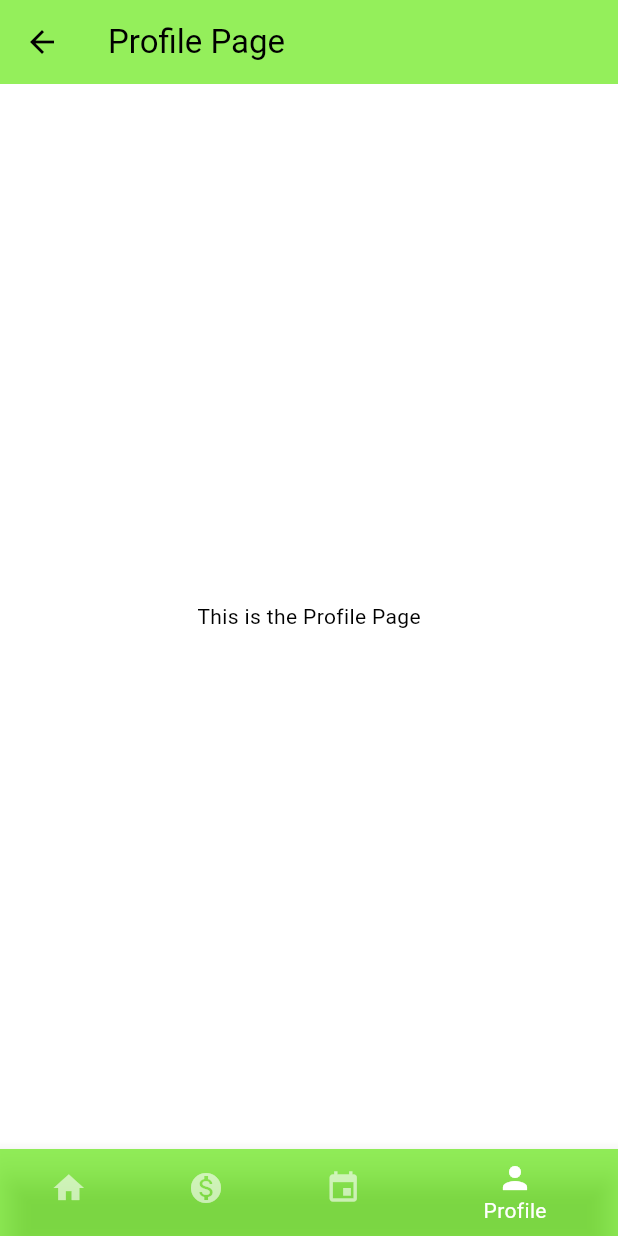
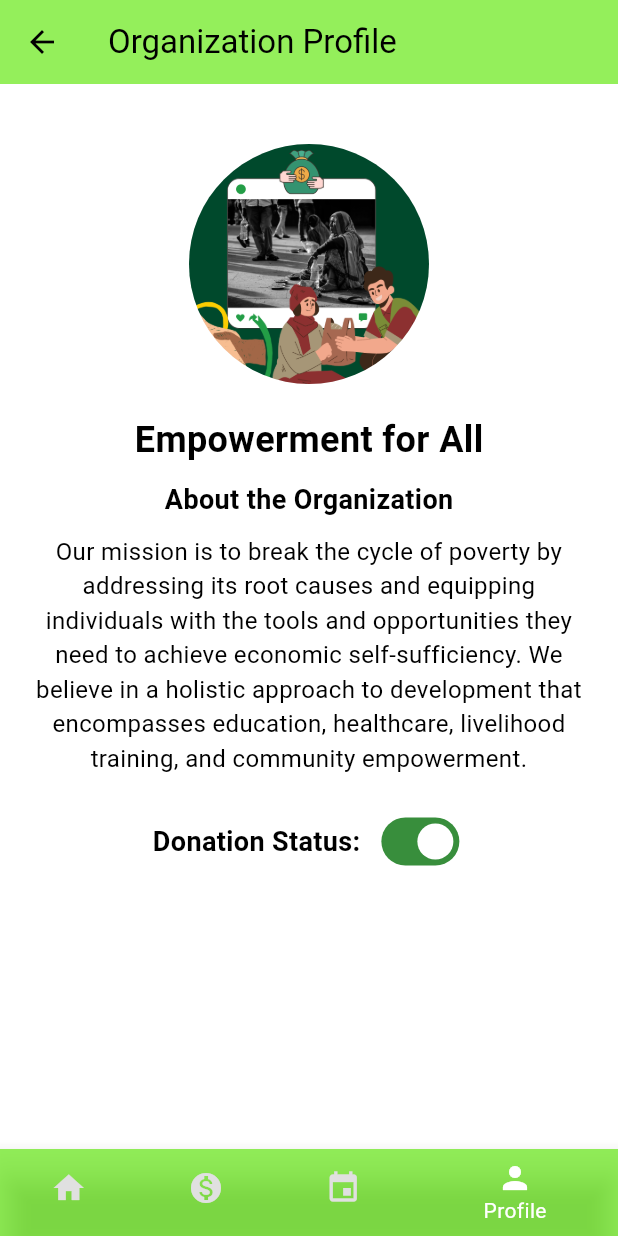
Before and after one commit to MNAutriz/CMSC23-U4L-GROUP2, a Flutter app: the HomePage screen opened directly, item 4 of the bottom bar chosen, on a phone screen of 412 x 824 dp. Run offline on Flutter 3.47's test engine with Material 3 defaults, Android fonts, the phone set to English and light mode, and no system bars; network calls fail.

Commit message:
Added the profile user interface and design

```diff
--- a/lib/main.dart
+++ b/lib/main.dart
@@ -2,6 +2,7 @@
 import 'package:provider/provider.dart';
 import 'pages/intropage/intro_page.dart';
 import 'providers/donation_provider.dart';
+import 'pages/profilepage/organization_provider.dart'; // Import the OrganizationProvider
 
 void main() {
   runApp(DonationApp());
@@ -10,14 +11,18 @@
 class DonationApp extends StatelessWidget {
   @override
   Widget build(BuildContext context) {
-    return ChangeNotifierProvider(
-      create: (context) => DonationProvider(),
+    return MultiProvider( // Use MultiProvider to combine multiple providers
+      providers: [
+        ChangeNotifierProvider(create: (context) => DonationProvider()),
+        ChangeNotifierProvider(create: (context) => OrganizationProvider()), // Provide the OrganizationProvider
+      ],
       child: MaterialApp(
         debugShowCheckedModeBanner: false,
         theme: ThemeData(
           primaryColor: Colors.green[800],
           scaffoldBackgroundColor: Colors.white,
-          fontFamily: 'Roboto', colorScheme: ColorScheme.fromSwatch().copyWith(secondary: Colors.green[400]),
+          fontFamily: 'Roboto',
+          colorScheme: ColorScheme.fromSwatch().copyWith(secondary: Colors.green[400]),
         ),
         home: IntroPage(),
       ),
--- /dev/null
+++ b/lib/pages/profilepage/organization_provider.dart
@@ -0,0 +1,43 @@
+// organization_provider.dart
+import 'package:flutter/material.dart';
+import 'organizational_model.dart';
+
+class OrganizationProvider with ChangeNotifier {
+  Organization _organization = Organization(
+    name: 'Empowerment for All',
+    about: 'Our mission is to break the cycle of poverty by addressing its root causes and equipping individuals with the tools and opportunities they need to achieve economic self-sufficiency. We believe in a holistic approach to development that encompasses education, healthcare, livelihood training, and community empowerment.',
+    donationsOpen: true, // Set to true or false based on donations status
+  );
+
+  Organization get organization => _organization;
+
+  // Update organization name
+  void updateName(String newName) {
+    _organization = Organization(
+      name: newName,
+      about: _organization.about,
+      donationsOpen: _organization.donationsOpen,
+    );
+    notifyListeners();
+  }
+
+  // Update about organization
+  void updateAbout(String newAbout) {
+    _organization = Organization(
+      name: _organization.name,
+      about: newAbout,
+      donationsOpen: _organization.donationsOpen,
+    );
+    notifyListeners();
+  }
+
+  // Update donations status
+  void updateDonationsStatus(bool isOpen) {
+    _organization = Organization(
+      name: _organization.name,
+      about: _organization.about,
+      donationsOpen: isOpen,
+    );
+    notifyListeners();
+  }
+}
--- /dev/null
+++ b/lib/pages/profilepage/organizational_model.dart
@@ -0,0 +1,8 @@
+// organization_model.dart
+class Organization {
+  final String name;
+  final String about;
+  final bool donationsOpen;
+
+  Organization({required this.name, required this.about, required this.donationsOpen});
+}
--- a/lib/pages/profilepage/profile_page.dart
+++ b/lib/pages/profilepage/profile_page.dart
@@ -1,47 +1,80 @@
+import 'package:cmsc23project/providers/donation_provider.dart';
 import 'package:flutter/material.dart';
 import 'package:provider/provider.dart';
-import '../../providers/donation_provider.dart';
+import 'organization_provider.dart';
+import '../homepage/home_page.dart';
 import '../donationpage/donation_page.dart';
-import '../homepage/home_page.dart'; // Assuming the homepage file is named 'HomePage'
-import '../donationdrivepage/donation_drives_page.dart'; // Assuming the donation drives page file is named 'DonationDrivesPage'
+import '../donationdrivepage/donation_drives_page.dart';
 
 class ProfilePage extends StatelessWidget {
   @override
   Widget build(BuildContext context) {
     return Scaffold(
       appBar: AppBar(
-        title: Text('Profile Page'),
-            backgroundColor: Color.fromARGB(166, 90, 230, 3), // Dark green
+        title: Text('Organization Profile'),
+        backgroundColor: Color.fromARGB(166, 90, 230, 3), // Dark green
       ),
-      body: Center(
-        child: Text('This is the Profile Page'),
+      body: Padding(
+        padding: const EdgeInsets.all(20.0),
+        child: ChangeNotifierProvider<OrganizationProvider>(
+          create: (context) => OrganizationProvider(),
+          child: Consumer<OrganizationProvider>(
+            builder: (context, organizationProvider, _) {
+              return Column(
+                crossAxisAlignment: CrossAxisAlignment.center,
+                children: [
+                  SizedBox(height: 20),
+                  CircleAvatar(
+                    radius: 80,
+                    backgroundColor: Colors.grey[200],
+                    backgroundImage: AssetImage('images/coverpage.png'),
+                  ),
+                  SizedBox(height: 20),
+                  Text(
+                    organizationProvider.organization.name,
+                    style: TextStyle(fontSize: 24, fontWeight: FontWeight.bold),
+                  ),
+                  SizedBox(height: 10),
+                  Text(
+                    'About the Organization',
+                    style: TextStyle(fontSize: 18, fontWeight: FontWeight.bold),
+                  ),
+                  SizedBox(height: 10),
+                  Text(
+                    organizationProvider.organization.about,
+                    style: TextStyle(fontSize: 16),
+                    textAlign: TextAlign.center,
+                  ),
+                  SizedBox(height: 20),
+                  Row(
+                    mainAxisAlignment: MainAxisAlignment.center,
+                    children: [
+                      Text(
+                        'Donation Status:',
+                        style: TextStyle(fontSize: 18, fontWeight: FontWeight.bold),
+                      ),
+                      SizedBox(width: 10),
+                      Switch(
+                        value: organizationProvider.organization.donationsOpen,
+                        onChanged: (value) {
+                          organizationProvider.updateDonationsStatus(value);
+                        },
+                        activeTrackColor: Colors.green[700],
+                        inactiveTrackColor: Colors.grey[400], // Set the inactive track color
+                        inactiveThumbColor: Colors.grey[700], // Set the inactive thumb color
+                      ),
+                    ],
+                  ),
+                ],
+              );
+            },
+          ),
+        ),
       ),
       bottomNavigationBar: BottomNavigationBar(
-        backgroundColor: Color(0xFF093731), // Dark green
+        backgroundColor: Colors.green[900],
         selectedItemColor: Colors.white,
-        unselectedItemColor: Colors.white.withOpacity(0.6),
-        items: <BottomNavigationBarItem>[
-          BottomNavigationBarItem(
-            backgroundColor: Color(0xFF093731), // Dark green
-            icon: Icon(Icons.home),
-            label: 'Homepage',
-          ),
-          BottomNavigationBarItem(
-            backgroundColor: Color.fromARGB(255, 56, 179, 26), // Dark green
-            icon: Icon(Icons.monetization_on),
-            label: 'Donation',
-          ),
-          BottomNavigationBarItem(
-            backgroundColor: Color.fromARGB(255, 13, 186, 105), // Dark green
-            icon: Icon(Icons.event),
-            label: 'Donation Drives',
-          ),
-          BottomNavigationBarItem(
-            backgroundColor: Color.fromARGB(166, 90, 230, 3), // Dark green
-            icon: Icon(Icons.person),
-            label: 'Profile',
-          ),
-        ],
+        unselectedItemColor: Colors.grey[300],
         currentIndex: Provider.of<DonationProvider>(context).selectedIndex,
         onTap: (index) {
           Provider.of<DonationProvider>(context, listen: false).setIndex(index);
@@ -65,7 +98,7 @@
               );
               break;
             case 3:
-            Navigator.pushReplacement(
+              Navigator.pushReplacement(
                 context,
                 MaterialPageRoute(builder: (context) => ProfilePage()),
               );
@@ -74,6 +107,28 @@
               break;
           }
         },
+        items: [
+          BottomNavigationBarItem(
+            backgroundColor: Color(0xFF093731), // Dark green
+            icon: Icon(Icons.home),
+            label: 'Home',
+          ),
+          BottomNavigationBarItem(
+            backgroundColor: Color.fromARGB(255, 56, 179, 26), // Dark green
+            icon: Icon(Icons.monetization_on),
+            label: 'Donation',
+          ),
+          BottomNavigationBarItem(
+            backgroundColor: Color.fromARGB(255, 13, 186, 105), // Dark green
+            icon: Icon(Icons.event),
+            label: 'Donation Drives',
+          ),
+          BottomNavigationBarItem(
+            backgroundColor: Color.fromARGB(166, 90, 230, 3), // Dark green
+            icon: Icon(Icons.person),
+            label: 'Profile',
+          ),
+        ],
       ),
     );
   }
--- a/pubspec.yaml
+++ b/pubspec.yaml
@@ -36,6 +36,7 @@
   # Use with the CupertinoIcons class for iOS style icons.
   cupertino_icons: ^1.0.6
   provider: ^6.1.2
+  image_picker: ^1.1.1
 
 dev_dependencies:
   flutter_test:
```
Also changed, not shown: pubspec.lock, 5 other files.
